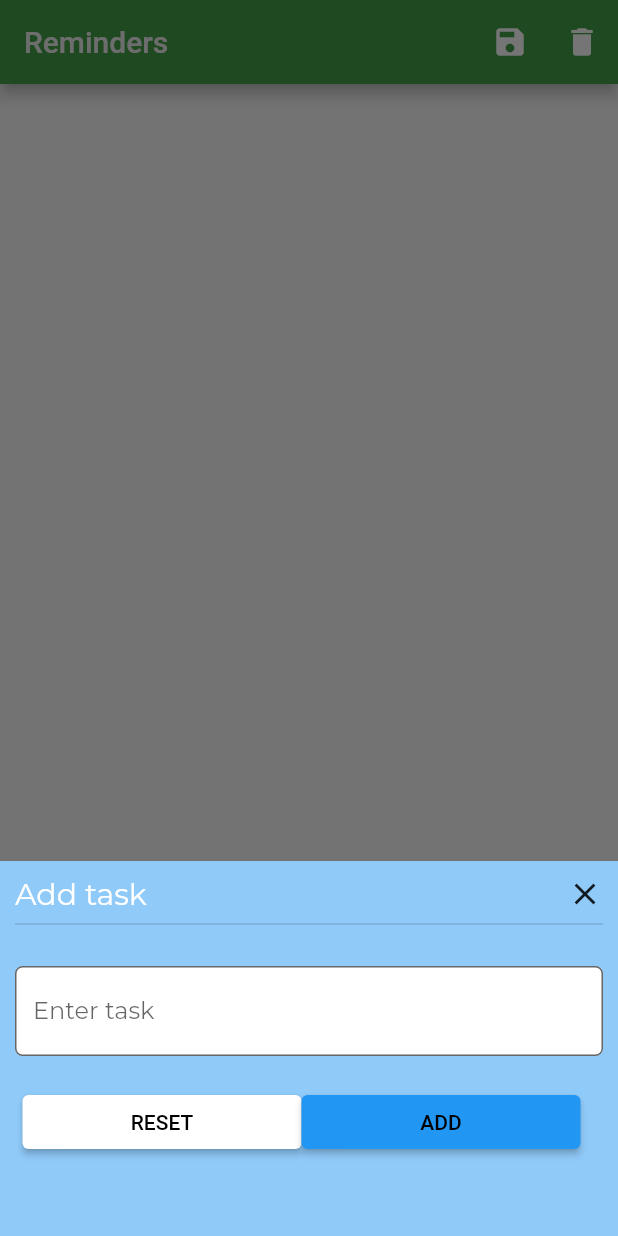
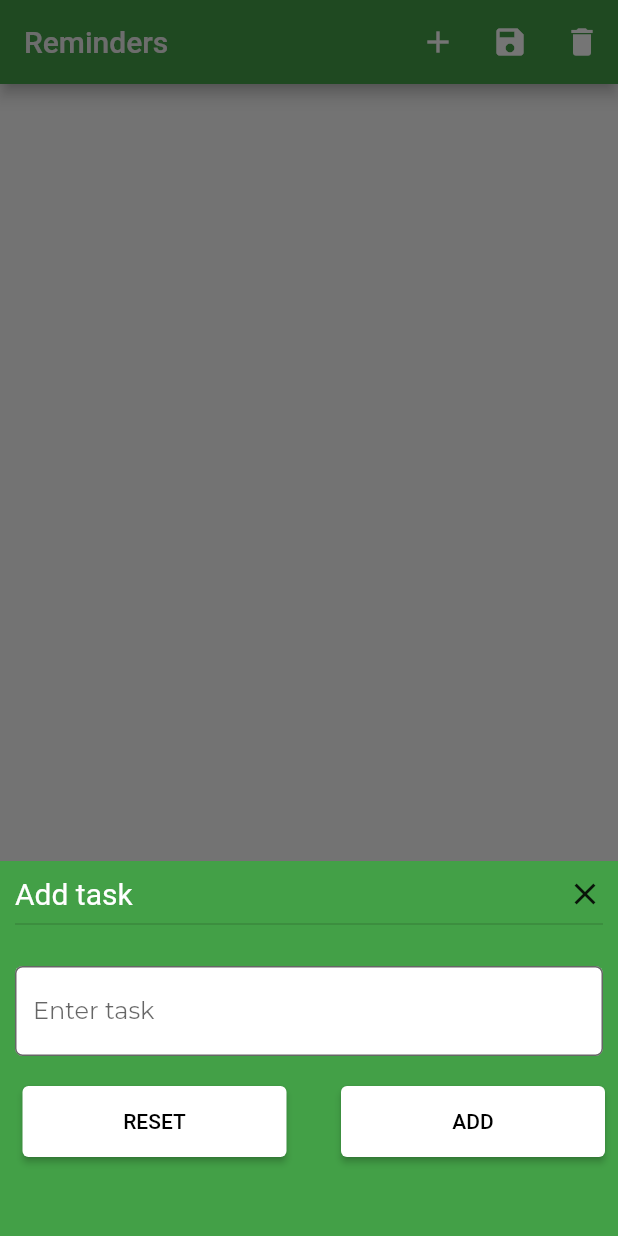
Before and after one commit to akhilk999/GardenGuide, a Flutter app: the screen it shows after launch, item 4 of the bottom bar chosen, after a tap on the "add" icon, on a phone screen of 412 x 824 dp. Run offline on Flutter 3.47's test engine with Material 2 defaults, Android fonts, the phone set to English and light mode, and no system bars; our stand-ins replace google_fonts, shared_preferences.

Commit message:
changed color & formatting of add menu for reminders.dart

```diff
--- a/lib/reminders.dart
+++ b/lib/reminders.dart
@@ -83,6 +83,82 @@ class _RemindersState extends State<Reminders> {
             style: TextStyle(fontSize: 20,color: Colors.grey[200],)),
         backgroundColor: Colors.green[600],
         actions: [
+          IconButton(onPressed: () => showModalBottomSheet(
+      context: context,
+      builder: (BuildContext context) => Container(
+        padding: const EdgeInsets.all(10.0),
+        height: 250,
+        color: Colors.green[600],
+        child: Column(
+          children: [
+            Row(
+              mainAxisAlignment: MainAxisAlignment.spaceBetween,
+              children: [
+                Text(
+                  'Add task',
+                  style: TextStyle(
+                    color: Colors.white,
+                    fontSize: 20.0,
+                  ),
+                ),
+                GestureDetector(
+                  onTap: () => Navigator.of(context).pop(),
+                  child: Icon(Icons.close),
+                ),
+              ],
+            ),
+            Divider(thickness: 1.2),
+            SizedBox(height: 20.0),
+            TextField(
+              controller: _taskController,
+              decoration: InputDecoration(
+                border: OutlineInputBorder(
+                  borderRadius: BorderRadius.circular(5.0),
+                ),
+                fillColor: Colors.white,
+                filled: true,
+                hintText: 'Enter task',
+                hintStyle: GoogleFonts.montserrat(),
+              ),
+            ),
+            SizedBox(height: 20.0),
+            Container(
+              padding: const EdgeInsets.symmetric(horizontal: 5.0),
+              width: MediaQuery.of(context).size.width,
+              // height: 200.0,
+              child: Row(
+                children: [
+                  Container(
+                      width: (MediaQuery.of(context).size.width / 2) - 30,
+                      height: (MediaQuery.of(context).size.width / 3) - 90,
+                      child: ElevatedButton(
+                        style: ElevatedButton.styleFrom(
+                            primary: Colors.white),
+                        onPressed: () => _taskController.text = '',
+                        child: Text('RESET', style: TextStyle(color: Colors.black)),
+                      )
+                  ),
+                  Container(
+                      width: (MediaQuery.of(context).size.width/3)-101,
+                  ),
+                  Container(
+                      width: (MediaQuery.of(context).size.width / 2) - 30,
+                      height: (MediaQuery.of(context).size.width / 3) - 90,
+                      child: ElevatedButton(
+                        style: ElevatedButton.styleFrom(
+                            primary: Colors.white),
+                        onPressed: () => saveData(),
+                        child: Text('ADD', style: TextStyle(color: Colors.black)),
+                      )
+                  ),
+                ],
+              ),
+            ),
+          ],
+        ),
+      ),
+    ),
+    icon: Icon(Icons.add)),
           IconButton(
             icon: Icon(Icons.save),
             onPressed: updatePendingTasksList,
@@ -140,84 +216,6 @@ class _RemindersState extends State<Reminders> {
           ),
         ))
             .toList(),
-      ),
-      floatingActionButton: FloatingActionButton(
-        child: Icon(
-          Icons.add,
-          color: Colors.white,
-        ),
-        backgroundColor: Colors.green[600],
-        onPressed: () => showModalBottomSheet(
-          context: context,
-          builder: (BuildContext context) => Container(
-            padding: const EdgeInsets.all(10.0),
-            height: 250,
-            color: Colors.blue[200],
-            child: Column(
-              children: [
-                Row(
-                  mainAxisAlignment: MainAxisAlignment.spaceBetween,
-                  children: [
-                    Text(
-                      'Add task',
-                      style: GoogleFonts.montserrat(
-                        color: Colors.white,
-                        fontSize: 20.0,
-                      ),
-                    ),
-                    GestureDetector(
-                      onTap: () => Navigator.of(context).pop(),
-                      child: Icon(Icons.close),
-                    ),
-                  ],
-                ),
-                Divider(thickness: 1.2),
-                SizedBox(height: 20.0),
-                TextField(
-                  controller: _taskController,
-                  decoration: InputDecoration(
-                    border: OutlineInputBorder(
-                      borderRadius: BorderRadius.circular(5.0),
-                      borderSide: BorderSide(color: Colors.blue),
-                    ),
-                    fillColor: Colors.white,
-                    filled: true,
-                    hintText: 'Enter task',
-                    hintStyle: GoogleFonts.montserrat(),
-                  ),
-                ),
-                SizedBox(height: 20.0),
-                Container(
-                  padding: const EdgeInsets.symmetric(horizontal: 5.0),
-                  width: MediaQuery.of(context).size.width,
-                  // height: 200.0,
-                  child: Row(
-                    children: [
-                      Container(
-                        width: (MediaQuery.of(context).size.width / 2) - 20,
-                        child: ElevatedButton(
-                          style: ElevatedButton.styleFrom(
-                            primary: Colors.white),
-                          onPressed: () => _taskController.text = '',
-                          child: Text('RESET', style: TextStyle(color: Colors.black)),
-                        )
-                      ),
-                      Container(
-                        width: (MediaQuery.of(context).size.width / 2) - 20,
-                        child: ElevatedButton(
-                          style: ElevatedButton.styleFrom(
-                              primary: Colors.blue),
-                          onPressed: () => saveData(),
-                          child: Text('ADD', style: TextStyle(color: Colors.black)),
-                        )
-                      ),
-                    ],
-                  ),
-                ),
-              ],
-            ),
-          ),
-        ),
       ),
     );
   }
```
